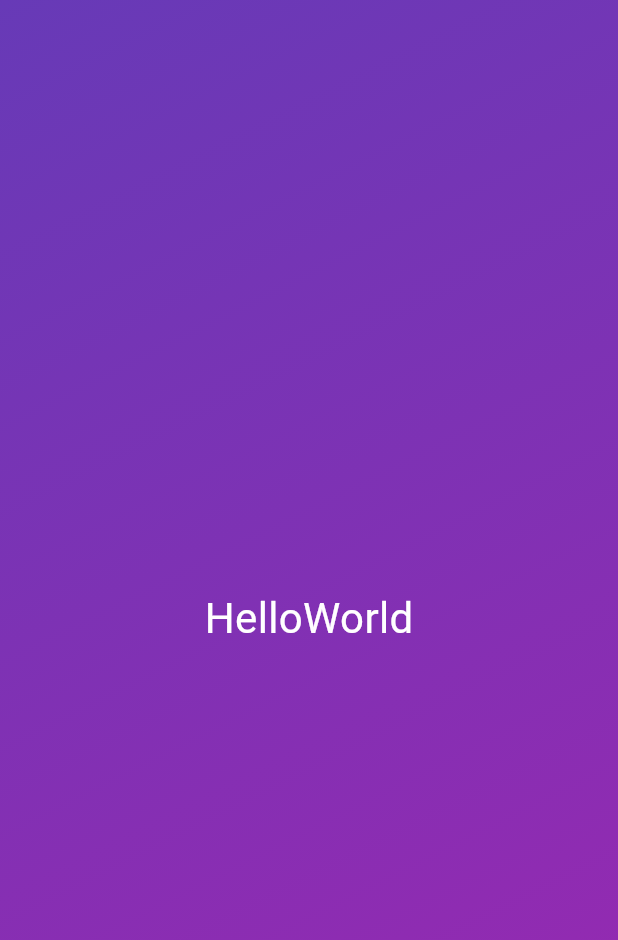
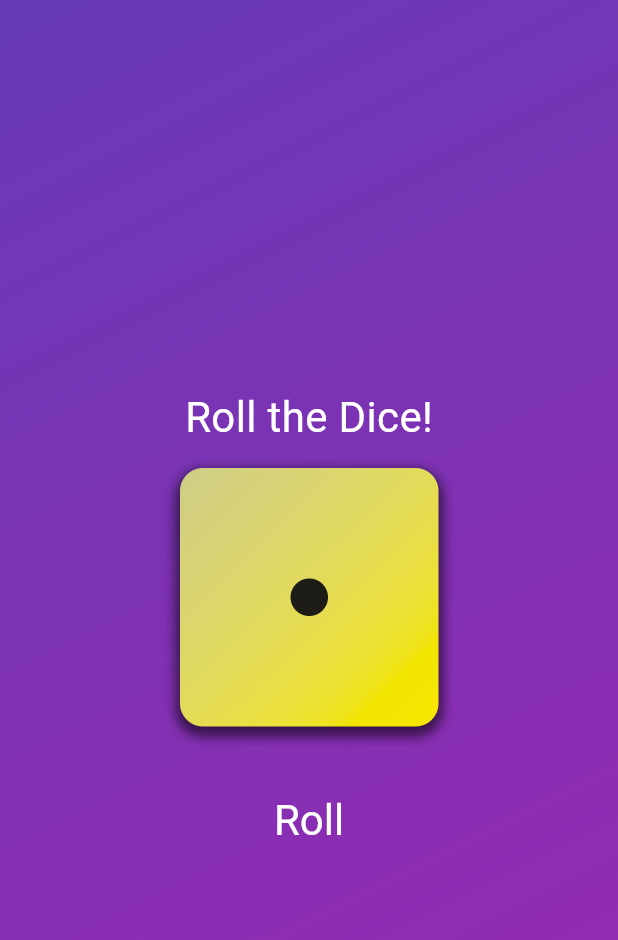
Before and after one commit to samsonites89/butterfree, a Flutter app: the screen it shows after launch, on a phone screen of 412 x 824 dp. Shown: the top 940 px of the screen. Run offline on Flutter 3.47's test engine with Material 3 defaults, Android fonts, the phone set to English and light mode, and no system bars.

Commit message:
dice first implementation

```diff
--- /dev/null
+++ b/flutter_projects/first_app/lib/dice_roller.dart
@@ -0,0 +1,48 @@
+import 'package:first_app/styled_text.dart';
+import 'package:flutter/material.dart';
+import 'dart:math';
+
+class DiceRoller extends StatefulWidget {
+  const DiceRoller({super.key});
+
+  @override
+  State<DiceRoller> createState() {
+    return _DiceRollerState();
+  }
+}
+
+class _DiceRollerState extends State<DiceRoller> {
+
+  String activeDiceImage = 'assets/img/dice-1.png';
+
+  void onPressed() {
+    setState(() {
+      int diceNumber = Random().nextInt(6) + 1;
+      activeDiceImage = 'assets/img/dice-$diceNumber.png';
+    });
+  }
+
+  @override
+  Widget build(BuildContext context) {
+    return Column(
+      mainAxisSize: MainAxisSize.min,
+      children: [
+        const StyledText('Roll the Dice!'),
+        Image.asset(
+          activeDiceImage,
+          width: 200,
+        ),
+        const SizedBox(
+          height: 20,
+        ),
+        TextButton(
+            onPressed: onPressed,
+            style: TextButton.styleFrom(
+                padding: const EdgeInsets.only(top: 10),
+                foregroundColor: Colors.white,
+                textStyle: const TextStyle(fontSize: 28)),
+            child: const Text('Roll'))
+      ],
+    );
+  }
+}
--- a/flutter_projects/first_app/lib/grandient_container.dart
+++ b/flutter_projects/first_app/lib/grandient_container.dart
@@ -1,25 +1,36 @@
+import 'package:first_app/dice_roller.dart';
 import 'package:flutter/material.dart';
 import 'package:first_app/styled_text.dart';
 
 final beginAlignment = getAlignment(); // no reassigning.
 const endAlignment = Alignment.bottomRight;
 
+class GradientBackground extends StatelessWidget {
+  const GradientBackground(
+      {super.key, required this.startColor, required this.finishColor});
 
-class GradientBackground extends StatelessWidget {
-  const GradientBackground({super.key});
+  // predefined constructors
+  const GradientBackground.purple(
+      {super.key,
+      this.startColor = Colors.deepPurple,
+      this.finishColor = Colors.purple});
+
+  final Color startColor;
+  final Color finishColor;
 
   @override
   Widget build(BuildContext context) {
     return Container(
       decoration: BoxDecoration(
         gradient: LinearGradient(
-          colors: const [Colors.deepPurple, Colors.purple], // look a list
+          colors: [startColor, finishColor], // look a list
           begin: beginAlignment,
           end: endAlignment,
         ),
       ),
       child: const Center(
-        child: StyledText(),
+        // child:
+        child: DiceRoller(),
       ),
     );
   }
--- a/flutter_projects/first_app/lib/main.dart
+++ b/flutter_projects/first_app/lib/main.dart
@@ -9,7 +9,7 @@ void main() {
   runApp(
     const MaterialApp(
       home: Scaffold(
-        body: GradientBackground(),
+        body: GradientBackground.purple(),
       ),
     ),
   ); // this is by flutter, so it needs to be imported (format document)
--- a/flutter_projects/first_app/lib/styled_text.dart
+++ b/flutter_projects/first_app/lib/styled_text.dart
@@ -1,13 +1,15 @@
 import 'package:flutter/material.dart';
 
 class StyledText extends StatelessWidget {
-  const StyledText({super.key});
+  const StyledText(this.text, {super.key});
+
+  final String text; // this will only be set once upon initialization
 
   @override
   Widget build(BuildContext context) {
-    return const Text(
-          'HelloWorld',
-          style: TextStyle(
+    return Text(
+          text,
+          style: const TextStyle(
             color: Colors.white,
             fontSize: 28,
           ),
--- a/flutter_projects/first_app/pubspec.yaml
+++ b/flutter_projects/first_app/pubspec.yaml
@@ -59,8 +59,9 @@ flutter:
   uses-material-design: true
 
   # To add assets to your application, add an assets section, like this:
-  # assets:
-  #   - images/a_dot_burr.jpeg
+  assets:
+    - assets/img/
+    # - images/a_dot_burr.jpeg
   #   - images/a_dot_ham.jpeg
 
   # An image asset can refer to one or more resolution-specific "variants", see
```
Also changed, not shown: flutter_projects/first_app/assets/img/dice-1.png (added), flutter_projects/first_app/assets/img/dice-2.png (added), flutter_projects/first_app/assets/img/dice-3.png (added), flutter_projects/first_app/assets/img/dice-4.png (added), flutter_projects/first_app/assets/img/dice-5.png (added), flutter_projects/first_app/assets/img/dice-6.png (added), 1 other file.
